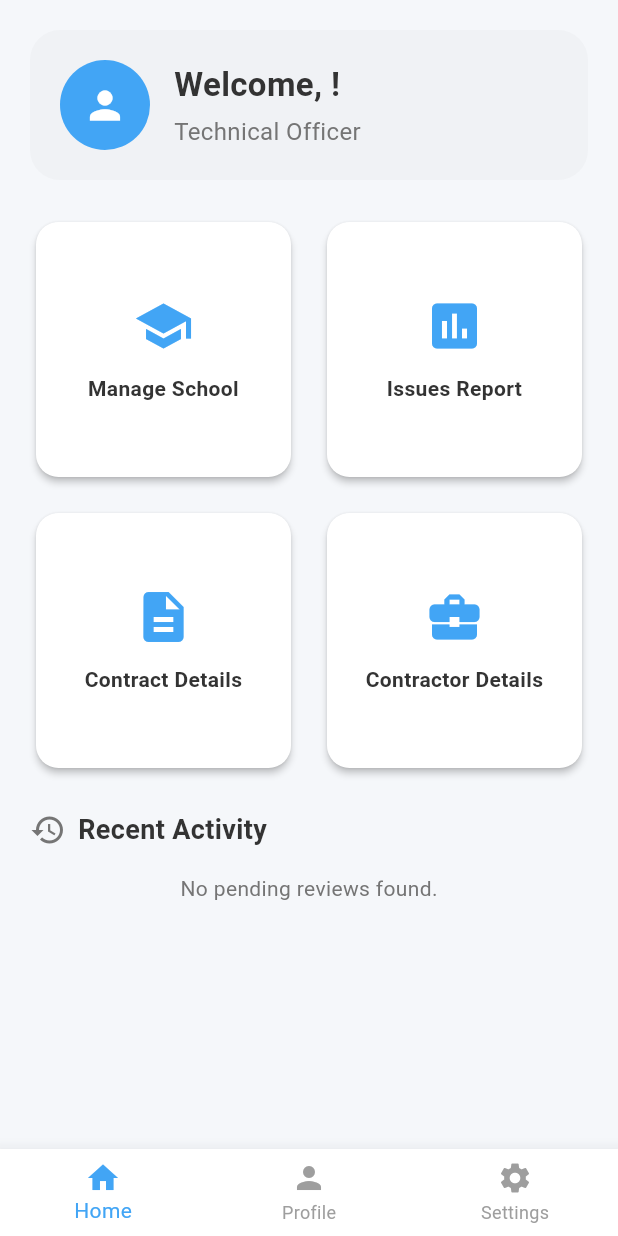
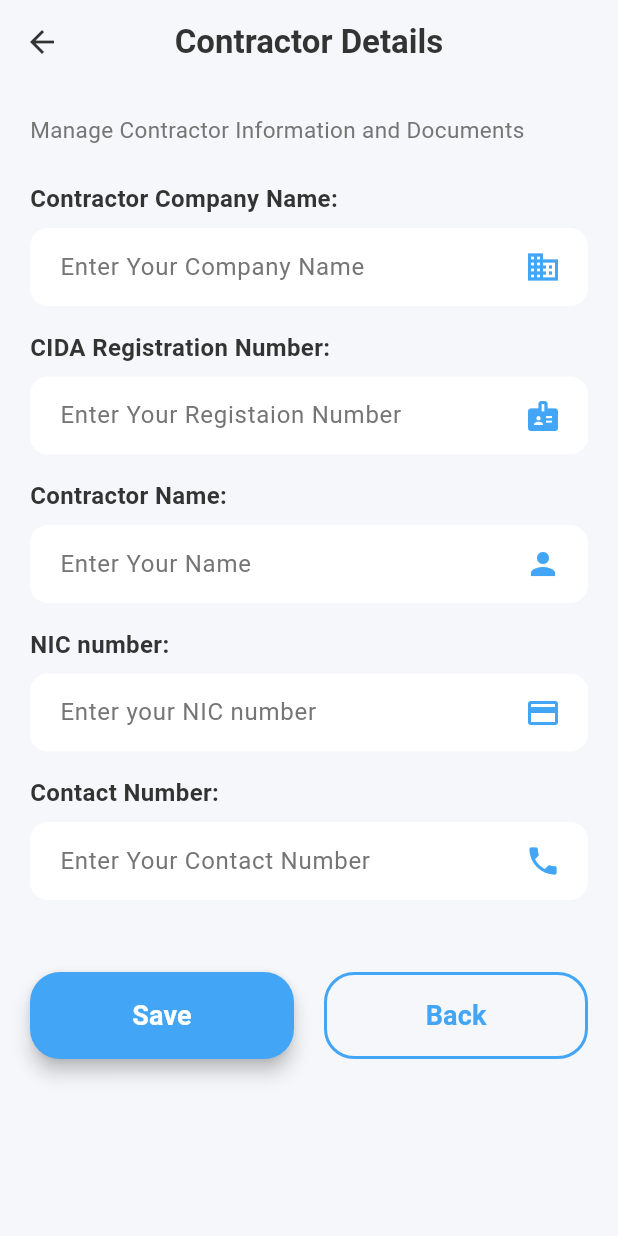
Before and after one commit to IrrigationDepartment/BuildCare, a Flutter app: the TODashboard screen opened directly with empty values, after a tap on "Contractor Details", on a phone screen of 412 x 824 dp. Run offline on Flutter 3.47's test engine with Material 3 defaults, Android fonts, the phone set to English and light mode, and no system bars; our stand-ins replace cloud_firestore, firebase_auth, firebase_core, image_picker; accounts and stored records are empty; network calls fail.

Commit message:
form
contractor and contract form created

```diff
--- /dev/null
+++ b/lib/screens/TO/contractor_details.dart
@@ -0,0 +1,274 @@
+import 'package:flutter/material.dart';
+import 'package:cloud_firestore/cloud_firestore.dart';
+
+class ContractorDetailsScreen extends StatefulWidget {
+  const ContractorDetailsScreen({super.key});
+
+  @override
+  State<ContractorDetailsScreen> createState() => _ContractorDetailsScreenState();
+}
+
+class _ContractorDetailsScreenState extends State<ContractorDetailsScreen> {
+  // --- Constants ---
+  static const Color kPrimaryBlue = Color(0xFF42A5F5);
+  static const Color kBackgroundColor = Color(0xFFF5F7FA);
+  static const Color kTextColor = Color(0xFF333333);
+  static const Color kSubTextColor = Color(0xFF757575);
+  final GlobalKey<FormState> _formKey = GlobalKey<FormState>();
+
+  // --- Form Controllers & State ---
+  final TextEditingController _companyNameController = TextEditingController();
+  final TextEditingController _cidaController = TextEditingController();
+  final TextEditingController _contractorNameController = TextEditingController();
+  final TextEditingController _nicController = TextEditingController();
+  final TextEditingController _contactController = TextEditingController();
+
+  @override
+  void dispose() {
+    _companyNameController.dispose();
+    _cidaController.dispose();
+    _contractorNameController.dispose();
+    _nicController.dispose();
+    _contactController.dispose();
+    super.dispose();
+  }
+
+  // --- Firebase Save Logic ---
+  Future<void> _saveContractorDetails() async {
+    // 1. Validate the form fields
+    if (_formKey.currentState!.validate()) {
+      try {
+        // 2. Save data to Firestore
+        await FirebaseFirestore.instance.collection('contractor_details').add({
+          'companyName': _companyNameController.text.trim(),
+          'cidaRegistrationNumber': _cidaController.text.trim(),
+          'contractorName': _contractorNameController.text.trim(),
+          'nicNumber': _nicController.text.trim(),
+          'contactNumber': _contactController.text.trim(),
+          'timestamp': FieldValue.serverTimestamp(),
+        });
+
+        // 3. Show success message
+        ScaffoldMessenger.of(context).showSnackBar(
+          const SnackBar(
+              content: Text('Contractor details saved successfully!')),
+        );
+
+        // 4. Navigate back
+        Navigator.pop(context);
+      } catch (e) {
+        // 5. Show error message
+        ScaffoldMessenger.of(context).showSnackBar(
+          SnackBar(content: Text('Failed to save data: $e')),
+        );
+      }
+    }
+  }
+
+  // --- Custom Text Field Widget (Similar to contract_details.dart) ---
+  Widget _buildTextField({
+    required String label,
+    required String hintText,
+    required IconData suffixIcon,
+    required TextEditingController controller,
+    String? Function(String?)? validator,
+    TextInputType keyboardType = TextInputType.text,
+  }) {
+    return Padding(
+      padding: const EdgeInsets.only(bottom: 16.0),
+      child: Column(
+        crossAxisAlignment: CrossAxisAlignment.start,
+        children: [
+          Text(
+            '$label:',
+            style: const TextStyle(
+              fontSize: 16,
+              fontWeight: FontWeight.w600,
+              color: kTextColor,
+            ),
+          ),
+          const SizedBox(height: 8),
+          TextFormField(
+            controller: controller,
+            keyboardType: keyboardType,
+            validator: validator,
+            style: const TextStyle(color: kTextColor),
+            decoration: InputDecoration(
+              hintText: hintText,
+              hintStyle: const TextStyle(color: kSubTextColor),
+              filled: true,
+              fillColor: Colors.white,
+              contentPadding:
+                  const EdgeInsets.symmetric(horizontal: 16, vertical: 14),
+              border: OutlineInputBorder(
+                borderRadius: BorderRadius.circular(12),
+                borderSide: BorderSide.none,
+              ),
+              suffixIcon: Padding(
+                padding: const EdgeInsets.only(right: 12.0),
+                child: Icon(suffixIcon, color: kPrimaryBlue),
+              ),
+            ),
+          ),
+        ],
+      ),
+    );
+  }
+
+  @override
+  Widget build(BuildContext context) {
+    return Scaffold(
+      backgroundColor: kBackgroundColor,
+      // --- App Bar (Matches existing screen style) ---
+      appBar: AppBar(
+        backgroundColor: kBackgroundColor,
+        elevation: 0,
+        leading: IconButton(
+          icon: const Icon(Icons.arrow_back, color: kTextColor),
+          onPressed: () => Navigator.of(context).pop(),
+        ),
+        title: const Text(
+          'Contractor Details',
+          style: TextStyle(
+            fontWeight: FontWeight.bold,
+            color: kTextColor,
+          ),
+        ),
+        centerTitle: true,
+      ),
+      // --- Body with Form ---
+      body: SingleChildScrollView(
+        child: Padding(
+          padding: const EdgeInsets.all(20.0),
+          child: Form(
+            key: _formKey,
+            child: Column(
+              crossAxisAlignment: CrossAxisAlignment.start,
+              children: <Widget>[
+                // Sub-header text
+                const Padding(
+                  padding: EdgeInsets.only(bottom: 24.0),
+                  child: Text(
+                    'Manage Contractor Information and Documents',
+                    style: TextStyle(
+                      fontSize: 15,
+                      color: kSubTextColor,
+                    ),
+                  ),
+                ),
+
+                // 1. Contractor Company Name
+                _buildTextField(
+                  label: 'Contractor Company Name',
+                  hintText: 'Enter Your Company Name',
+                  suffixIcon: Icons.business, // Icon matches image
+                  controller: _companyNameController,
+                  validator: (value) => value!.isEmpty
+                      ? 'Please enter the company name'
+                      : null,
+                ),
+
+                // 2. CIDA Registration Number
+                _buildTextField(
+                  label: 'CIDA Registration Number',
+                  hintText: 'Enter Your Registaion Number',
+                  suffixIcon: Icons.badge, // Icon matches image
+                  controller: _cidaController,
+                  keyboardType: TextInputType.number,
+                  validator: (value) =>
+                      value!.isEmpty ? 'Please enter CIDA number' : null,
+                ),
+
+                // 3. Contractor Name
+                _buildTextField(
+                  label: 'Contractor Name',
+                  hintText: 'Enter Your Name',
+                  suffixIcon: Icons.person, // Icon matches image
+                  controller: _contractorNameController,
+                  validator: (value) =>
+                      value!.isEmpty ? 'Please enter contractor name' : null,
+                ),
+
+                // 4. NIC number
+                _buildTextField(
+                  label: 'NIC number',
+                  hintText: 'Enter your NIC number',
+                  suffixIcon: Icons.credit_card, // Icon matches image
+                  controller: _nicController,
+                  validator: (value) =>
+                      value!.isEmpty ? 'Please enter NIC number' : null,
+                ),
+
+                // 5. Contact Number
+                _buildTextField(
+                  label: 'Contact Number',
+                  hintText: 'Enter Your Contact Number',
+                  suffixIcon: Icons.phone, // Icon matches image
+                  controller: _contactController,
+                  keyboardType: TextInputType.phone,
+                  validator: (value) {
+                    if (value!.isEmpty) {
+                      return 'Please enter a contact number';
+                    }
+                    if (value.length < 10) {
+                      return 'Number must be 10 digits';
+                    }
+                    return null;
+                  },
+                ),
+
+                const SizedBox(height: 32),
+
+                // --- Buttons (Matching style and colors) ---
+                Row(
+                  children: [
+                    // Save Button
+                    Expanded(
+                      child: ElevatedButton(
+                        onPressed: _saveContractorDetails,
+                        style: ElevatedButton.styleFrom(
+                          backgroundColor: kPrimaryBlue,
+                          foregroundColor: Colors.white,
+                          padding: const EdgeInsets.symmetric(vertical: 16),
+                          shape: RoundedRectangleBorder(
+                            borderRadius: BorderRadius.circular(20), // Rounded corners for button
+                          ),
+                          elevation: 5,
+                        ),
+                        child: const Text(
+                          'Save',
+                          style:
+                              TextStyle(fontSize: 18, fontWeight: FontWeight.bold),
+                        ),
+                      ),
+                    ),
+                    const SizedBox(width: 20),
+                    // Back Button
+                    Expanded(
+                      child: OutlinedButton(
+                        onPressed: () => Navigator.pop(context),
+                        style: OutlinedButton.styleFrom(
+                          foregroundColor: kPrimaryBlue,
+                          side: const BorderSide(color: kPrimaryBlue, width: 2),
+                          padding: const EdgeInsets.symmetric(vertical: 16),
+                          shape: RoundedRectangleBorder(
+                            borderRadius: BorderRadius.circular(20), // Rounded corners for button
+                          ),
+                        ),
+                        child: const Text(
+                          'Back',
+                          style:
+                              TextStyle(fontSize: 18, fontWeight: FontWeight.bold),
+                        ),
+                      ),
+                    ),
+                  ],
+                ),
+              ],
+            ),
+          ),
+        ),
+      ),
+    );
+  }
+}
--- a/lib/screens/TO/dashboard.dart
+++ b/lib/screens/TO/dashboard.dart
@@ -2,24 +2,27 @@
 import 'package:flutter/material.dart';
 import 'package:cloud_firestore/cloud_firestore.dart';
 
-// Import the new Manage Schools Screen
-import 'manage_schools_screen.dart'; // <-- Correct import
-// Import the Add School Screen (can be used by other parts, good to keep)
-import 'add_school_screen.dart';
+// --- Screen Imports ---
+// Manage Schools and Add School
+import 'manage_schools_screen.dart';
+import 'add_school_screen.dart'; // Retained, though not used in the dashboard menu
 
-// --- 1. IMPORT THE NEW ISSUE REPORT SCREEN ---
+// Issue Reporting Screens
 import 'issue_report_list_screen.dart';
-
-// --- 2. THIS IS THE FIX ---
-// This line was missing, causing the error on line 307
 import 'issue_report_details_screen.dart';
 
+// --- NEW IMPORTS ---
+import 'contract_details.dart'; // Import for Contract Details Screen
+import 'contractor_details.dart'; // Import for Contractor Details Screen (New file)
+
+// ====================================================================
+// WIDGET
+// ====================================================================
+
 class TODashboard extends StatefulWidget {
-  // 3. --- RECEIVE USER DATA ---
-  // This receives the data from the login page
+  // Receive user data from the login page
   final Map<String, dynamic> userData;
 
-  // 4. --- UPDATE THE CONSTRUCTOR ---
   const TODashboard({super.key, required this.userData});
 
   @override
@@ -43,10 +46,13 @@ class _DashboardScreenState extends State<TODashboard> {
     setState(() {
       _selectedIndex = index;
     });
-    // Add navigation logic here
-    // if (index == 1) { /* Navigate to Profile */ }
-    // if (index == 2) { /* Navigate to Settings */ }
+    // Placeholder for actual bottom navigation logic (Profile, Settings etc.)
+    // For now, only the Home view is built out.
   }
+
+// ====================================================================
+// BUILD METHOD
+// ====================================================================
 
   @override
   Widget build(BuildContext context) {
@@ -90,7 +96,7 @@ class _DashboardScreenState extends State<TODashboard> {
                 const SizedBox(height: 24),
                 _buildRecentActivityHeader(),
                 const SizedBox(height: 16),
-                _buildRecentActivityList(), // <-- Firebase StreamBuilder is here
+                _buildRecentActivityList(), // Firebase StreamBuilder
               ],
             ),
           ),
@@ -99,7 +105,11 @@ class _DashboardScreenState extends State<TODashboard> {
     );
   }
 
-  // --- 1. Welcome Header Widget (WITH OVERFLOW FIX) ---
+// ====================================================================
+// HELPER WIDGETS
+// ====================================================================
+
+  /// 1. Builds the personalized welcome header.
   Widget _buildWelcomeHeader() {
     return Container(
       padding: const EdgeInsets.symmetric(vertical: 20, horizontal: 20),
@@ -130,7 +140,7 @@ class _DashboardScreenState extends State<TODashboard> {
                   overflow: TextOverflow.ellipsis,
                   maxLines: 1,
                 ),
-                SizedBox(height: 4),
+                const SizedBox(height: 4),
                 Text(
                   'Technical Officer',
                   style: TextStyle(
@@ -146,7 +156,7 @@ class _DashboardScreenState extends State<TODashboard> {
     );
   }
 
-  // --- 2. Grid Menu Widget (WITH NAVIGATION) ---
+  /// 2. Builds the 2x2 grid menu for main actions.
   Widget _buildGridMenu() {
     return GridView.count(
       crossAxisCount: 2,
@@ -155,28 +165,26 @@ class _DashboardScreenState extends State<TODashboard> {
       crossAxisSpacing: 16,
       mainAxisSpacing: 16,
       children: [
+        // --- Manage School Card ---
         _buildMenuCard(
           icon: Icons.school,
           title: 'Manage School',
           onTap: () {
-            // --- NAVIGATION LOGIC (CORRECTED) ---
             Navigator.push(
               context,
               MaterialPageRoute(
-                // This now points to your new ManageSchoolsScreen
                 builder: (context) => ManageSchoolsScreen(
-                  // Pass the user's NIC to the next screen
                   userNic: widget.userData['nic'] ?? 'UNKNOWN_NIC',
                 ),
               ),
             );
           },
         ),
+        // --- Issues Report Card (Navigates to list) ---
         _buildMenuCard(
-          icon: Icons.assessment, // Changed from settings_applications
+          icon: Icons.assessment,
           title: 'Issues Report',
           onTap: () {
-            // --- 2. ADD NAVIGATION FOR ISSUES REPORT ---
             Navigator.push(
               context,
               MaterialPageRoute(
@@ -187,27 +195,37 @@ class _DashboardScreenState extends State<TODashboard> {
             );
           },
         ),
+        // --- Contract Details Card (NAVIGATES TO ContractDetailsScreen) ---
         _buildMenuCard(
           icon: Icons.description,
           title: 'Contract Details',
           onTap: () {
-            // TODO: Navigate to Contract Details page
-            print('Contract Details tapped');
+            Navigator.push(
+              context,
+              MaterialPageRoute(
+                builder: (context) => const ContractDetailsScreen(),
+              ),
+            );
           },
         ),
+        // --- Contractor Details Card (NAVIGATES TO ContractorDetailsScreen) ---
         _buildMenuCard(
           icon: Icons.business_center,
           title: 'Contractor Details',
           onTap: () {
-            // TODO: Navigate to Contractor Details page
-            print('Contractor Details tapped');
+            Navigator.push(
+              context,
+              MaterialPageRoute(
+                builder: (context) => const ContractorDetailsScreen(),
+              ),
+            );
           },
         ),
       ],
     );
   }
 
-  // Helper widget for the grid items
+  /// Helper widget for the grid items (Menu Card)
   Widget _buildMenuCard({
     required IconData icon,
     required String title,
@@ -240,7 +258,7 @@ class _DashboardScreenState extends State<TODashboard> {
     );
   }
 
-  // --- 3. Recent Activity Header ---
+  /// 3. Builds the 'Recent Activity' section header.
   Widget _buildRecentActivityHeader() {
     return Row(
       children: [
@@ -258,9 +276,9 @@ class _DashboardScreenState extends State<TODashboard> {
     );
   }
 
-  // --- 4. Recent Activity List (with Firebase) ---
+  /// 4. Builds the list of recent issues using a Firebase StreamBuilder.
   Widget _buildRecentActivityList() {
-    // This stream is already set up for 'issues' which is perfect
+    // Stream to fetch up to 5 most recent 'Pending Review' issues
     final Stream<QuerySnapshot> issuesStream = FirebaseFirestore.instance
         .collection('issues')
         .where('status', isEqualTo: 'Pending Review')
@@ -290,6 +308,7 @@ class _DashboardScreenState extends State<TODashboard> {
         return Column(
           children: snapshot.data!.docs
               .map((DocumentSnapshot document) {
+                // Safely cast document data
                 Map<String, dynamic> data =
                     document.data()! as Map<String, dynamic>;
 
@@ -300,14 +319,13 @@ class _DashboardScreenState extends State<TODashboard> {
 
                 return _buildActivityCard(
                   title: '$title - $subtitle',
-                  subtitle: '$location - Status, $status',
+                  subtitle: '$location - Status: $status',
                   onTap: () {
-                    // --- 3. LINK RECENT ACTIVITY TO DETAILS PAGE ---
+                    // Navigate to the Issue Details page, passing the document ID
                     Navigator.push(
                       context,
                       MaterialPageRoute(
                         builder: (context) =>
-                            // This line is now fixed because of the import
                             IssueReportDetailsScreen(issueId: document.id),
                       ),
                     );
@@ -321,7 +339,7 @@ class _DashboardScreenState extends State<TODashboard> {
     );
   }
 
-  // Helper widget for the activity list items
+  /// Helper widget for the activity list items (Activity Card)
   Widget _buildActivityCard({
     required String title,
     required String subtitle,
```
